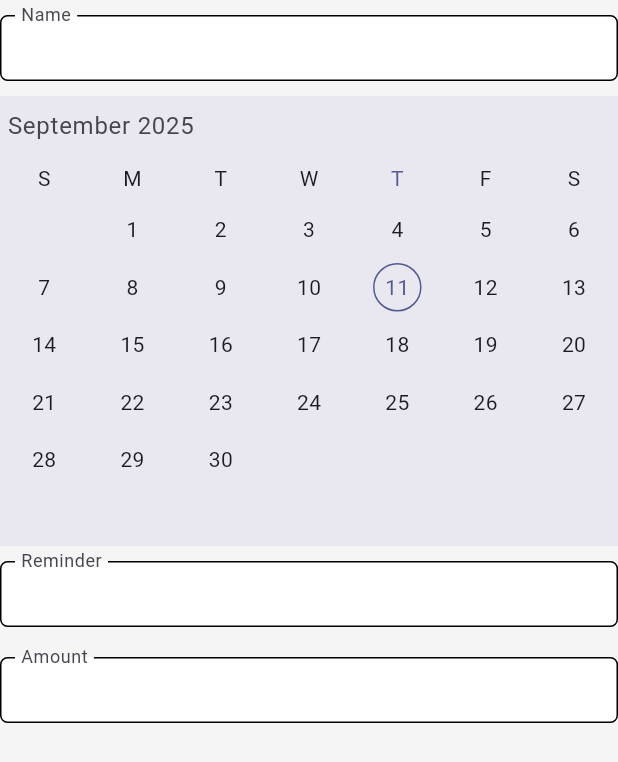
After one commit to josephwatunu123/rental-finance-tracker, a Flutter app: the NewBooking screen opened by its route, on a phone screen of 412 x 824 dp. The commit adds this screen. Shown: the top 762 px of the screen. Run offline on Flutter 3.47's test engine with Material 3 defaults, Android fonts, the phone set to English and light mode, and no system bars; drawn by our look-alikes of syncfusion_flutter_datepicker; our stand-ins replace flutter_riverpod, flutter_speed_dial, go_router.

Commit message:
Adding go router

```diff
--- /dev/null
+++ b/lib/constants/text_fields.dart
@@ -0,0 +1,127 @@
+import 'package:flutter/material.dart';
+
+class CustomInputField extends StatelessWidget {
+  final String? hintText;
+  final Function? onChanged;
+  final Function? onTap;
+  final String? value;
+  final TextInputType? inputType;
+  final Function? validator;
+  final TextEditingController? controller;
+  final Widget? prefixIcon;
+  final Widget? suffixIcon;
+  final bool? obscureText;
+  final bool? isDense;
+  final FocusNode? focusNode;
+  final String? label;
+  final TextStyle? style;
+  final TextInputAction? textInputAction;
+  final int? maxLines;
+  final bool readOnly;
+  final String? errorText;
+  final List<String>? autoFillHints;
+
+  const CustomInputField({
+    super.key,
+    this.onChanged,
+    this.hintText,
+    this.label,
+    this.onTap,
+    this.value,
+    this.inputType,
+    this.validator,
+    this.controller,
+    this.isDense = true,
+    this.prefixIcon,
+    this.suffixIcon,
+    this.obscureText = false,
+    this.readOnly = false,
+    this.focusNode,
+    this.style,
+    this.textInputAction,
+    this.maxLines,
+    this.errorText,
+    this.autoFillHints,
+  });
+
+  @override
+  Widget build(BuildContext context) {
+    final theme = Theme.of(context);
+
+    return Padding(
+      padding: const EdgeInsets.symmetric(vertical: 10),
+      child: TextFormField(
+        readOnly: readOnly,
+        autofillHints: autoFillHints,
+        maxLines: maxLines ?? 1,
+        initialValue: controller != null ? null : value,
+        controller: controller,
+        textAlign: TextAlign.left,
+        onChanged: (String? data) {
+          if (onChanged != null) {
+            onChanged!(data);
+          }
+        },
+        onTap: () {
+          if (onTap != null) {
+            onTap!();
+          }
+        },
+        style:
+        ((style ??
+            theme.textTheme.titleMedium!.copyWith(
+              fontWeight: FontWeight.w400,
+            ))),
+        decoration: InputDecoration(
+          focusedErrorBorder: OutlineInputBorder(
+            borderRadius: BorderRadius.circular(5.0),
+            borderSide: BorderSide(color: theme.colorScheme.error),
+          ),
+          enabledBorder: OutlineInputBorder(
+            borderRadius: BorderRadius.circular(5.0),
+          ),
+          disabledBorder: OutlineInputBorder(
+            borderRadius: BorderRadius.circular(5.0),
+          ),
+          focusedBorder: OutlineInputBorder(
+            borderSide: BorderSide(
+              width: 1,
+              color: Theme.of(context).primaryColor,
+            ),
+            borderRadius: const BorderRadius.all(Radius.circular(5.0)),
+          ),
+          errorBorder: OutlineInputBorder(
+            borderRadius: BorderRadius.circular(5.0),
+            borderSide: BorderSide(color: theme.colorScheme.error),
+          ),
+          filled: true,
+          fillColor: Colors.white,
+          isDense: isDense,
+          prefixIcon: prefixIcon,
+          suffixIcon: suffixIcon,
+          label: label != null ? Text(label!) : const SizedBox(),
+          floatingLabelBehavior: FloatingLabelBehavior.always,
+          hintText: hintText,
+          errorText: errorText,
+          errorStyle: theme.textTheme.bodySmall!.copyWith(
+            color: theme.colorScheme.error,
+          ),
+          hintStyle: theme.textTheme.bodySmall!.copyWith(
+            color: theme.colorScheme.outline,
+          ),
+          border: const OutlineInputBorder(
+            borderRadius: BorderRadius.all(Radius.circular(5.0)),
+          ),
+          contentPadding: const EdgeInsets.all(10),
+        ),
+        validator: (String? value) {
+          if (validator == null) return null;
+          return validator!(value);
+        },
+        keyboardType: inputType,
+        obscureText: obscureText ?? false,
+        textInputAction: textInputAction,
+      ),
+    );
+  }
+}
--- /dev/null
+++ b/lib/features/booking/presentation/new_booking.dart
@@ -0,0 +1,40 @@
+import 'package:flutter/material.dart';
+import 'package:rental_finance_tracker/constants/text_fields.dart';
+import 'package:syncfusion_flutter_datepicker/datepicker.dart';
+
+class NewBooking extends StatefulWidget {
+  const NewBooking({super.key});
+
+  @override
+  State<NewBooking> createState() => _NewBookingState();
+}
+
+class _NewBookingState extends State<NewBooking> {
+  @override
+  Widget build(BuildContext context) {
+    return Scaffold(
+      body: SingleChildScrollView(
+        child: Column(
+          children: [
+            CustomInputField(
+              label: 'Name',
+
+            ),
+            SfDateRangePicker(
+
+            ),
+            CustomInputField(
+              label: 'Reminder',
+
+            ),
+            CustomInputField(
+              label: 'Amount',
+              inputType: TextInputType.number,
+
+            ),
+          ],
+        ),
+      ),
+    );
+  }
+}
--- a/lib/features/home/presentation/home_page.dart
+++ b/lib/features/home/presentation/home_page.dart
@@ -1,6 +1,7 @@
 import 'package:flutter/cupertino.dart';
 import 'package:flutter/material.dart';
 import 'package:flutter_speed_dial/flutter_speed_dial.dart';
+import 'package:go_router/go_router.dart';
 import 'package:rental_finance_tracker/features/home/presentation/widgets/recent_bookings.dart';
 import 'package:rental_finance_tracker/theme/app_colors.dart';
 
@@ -84,7 +85,7 @@ class _HomePageState extends State<HomePage> {
             SpeedDialChild(
               backgroundColor: theme.primaryColor,
               child: Icon(Icons.create,color: Colors.white,),
-              onTap: (){}
+              onTap: ()=>context.goNamed('newBookings')
             ),
             SpeedDialChild(
                 backgroundColor: theme.primaryColor.withAlpha(200),
--- a/lib/main.dart
+++ b/lib/main.dart
@@ -1,5 +1,6 @@
 import 'package:flutter/material.dart';
 import 'package:flutter_riverpod/flutter_riverpod.dart';
+import 'package:rental_finance_tracker/router.dart';
 import 'package:rental_finance_tracker/theme/app_theme.dart';
 
 import 'features/home/presentation/home_page.dart';
@@ -8,17 +9,19 @@ import 'features/settings/settings.dart';
 void main() {
   runApp(const ProviderScope(child: MyApp()));
 }
-class MyApp extends StatelessWidget {
+class MyApp extends ConsumerWidget {
   const MyApp({super.key});
 
   @override
-  Widget build(BuildContext context) {
-    return MaterialApp(
+  Widget build(BuildContext context,WidgetRef ref) {
+    final route = ref.watch(routerProvider);
+
+    return MaterialApp.router(
       title: 'Profit Stay',
       theme: AppThemes.lightTheme,
       darkTheme: AppThemes.darkTheme,
       themeMode: ThemeMode.system,
-      home: const MainScaffold(),
+      routerConfig: route,
     );
   }
 }
--- /dev/null
+++ b/lib/router.dart
@@ -0,0 +1,31 @@
+import 'package:flutter/material.dart';
+import 'package:flutter_riverpod/flutter_riverpod.dart';
+import 'package:go_router/go_router.dart';
+import 'package:rental_finance_tracker/features/booking/presentation/new_booking.dart';
+
+import 'features/home/presentation/home_page.dart';
+import 'features/settings/settings.dart';
+
+
+final routerProvider = Provider<GoRouter>((ref) {
+  return GoRouter(
+    initialLocation: '/home',
+    routes: [
+      GoRoute(
+        path: '/home',
+        name: 'home',
+        builder: (context, state) => const HomePage(),
+      ),
+      GoRoute(
+        path: '/settings',
+        name: 'settings',
+        builder: (context, state) => const SettingsPage(),
+      ),
+      GoRoute(
+        path: '/newBookings',
+        name: 'newBookings',
+        builder: (context, state) => const NewBooking(),
+      ),
+    ],
+  );
+});
--- a/pubspec.yaml
+++ b/pubspec.yaml
@@ -17,6 +17,8 @@ dependencies:
   riverpod: ^2.6.1
   flutter_riverpod: ^2.6.1
   flutter_speed_dial: ^7.0.0
+  syncfusion_flutter_datepicker: ^31.1.18
+  go_router: ^16.2.1
 
 dev_dependencies:
   flutter_test:
```
Also changed, not shown: pubspec.lock.
